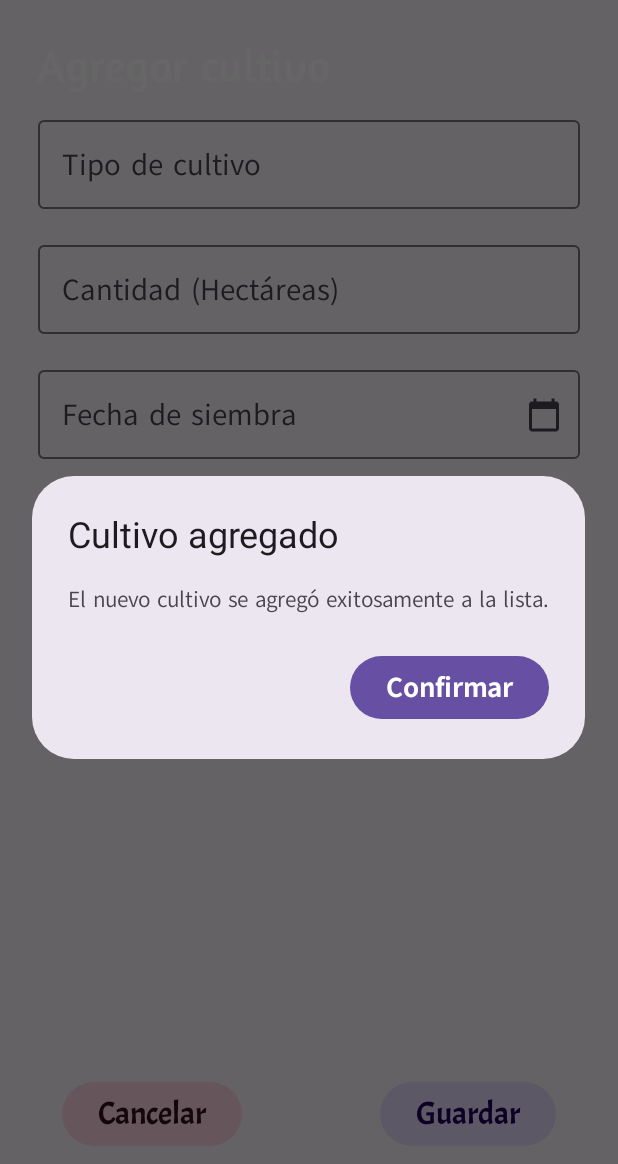
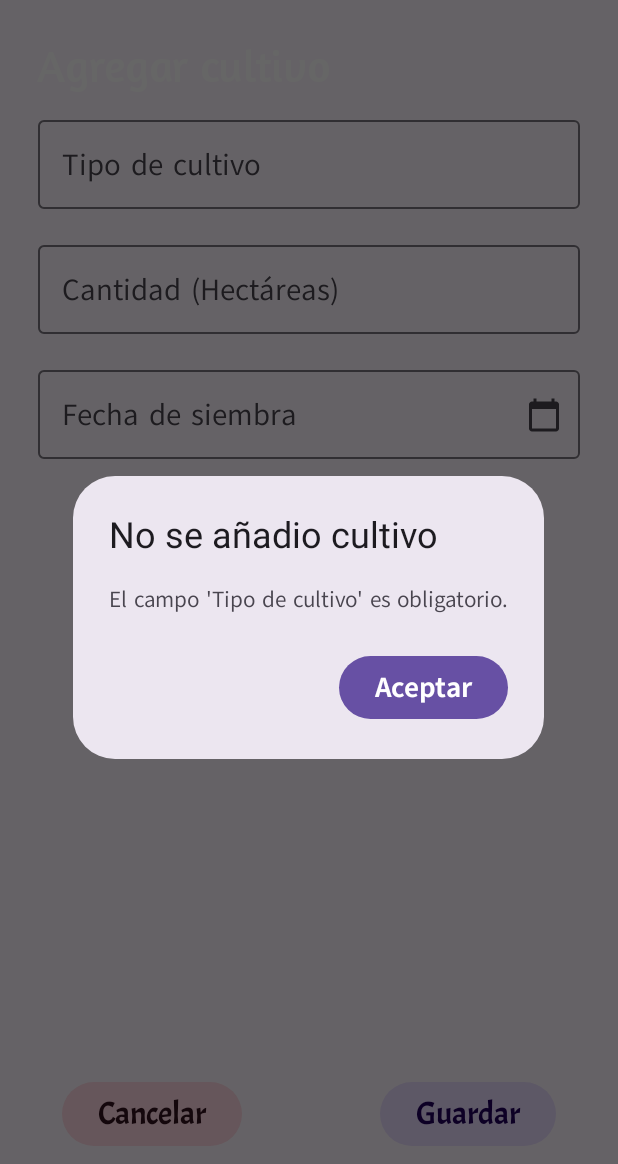
Before and after one commit to unmsm-jcrs/dsm-agrolink, an Android app built with Jetpack Compose: the composable AgregarCultivoActivity called with empty values, after a tap on "Guardar", on a phone screen of 412 x 824 dp. Shown: the top 1164 px of the screen. Run offline under Robolectric (Android 15) with nearby library versions, the phone set to English and light mode, and no system bars.

Commit message:
Validaciones cultivo y actividad

```diff
--- a/AgroLink/app/src/main/java/com/unmsm/agrolink/ui/AgregarCultivoActivity.kt
+++ b/AgroLink/app/src/main/java/com/unmsm/agrolink/ui/AgregarCultivoActivity.kt
@@ -36,6 +36,7 @@ fun AgregarCultivoActivity(
     var cantidad by remember { mutableStateOf("") }
     var fechaSiembra by remember { mutableStateOf("") }
     var showConfirmation by remember { mutableStateOf(false) }
+    var errorMessage by remember { mutableStateOf<String?>(null) }
 
     val context = LocalContext.current
     val calendar = Calendar.getInstance()
@@ -135,6 +136,15 @@ fun AgregarCultivoActivity(
                 )
                 CustomButton(
                     onClick = {
+                        // Validación de campos
+                        errorMessage = when {
+                            tipoCultivo.isBlank() -> "El campo 'Tipo de cultivo' es obligatorio."
+                            cantidad.isBlank() -> "El campo 'Cantidad (Hectáreas)' es obligatorio."
+                            fechaSiembra.isBlank() -> "El campo 'Fecha de siembra' es obligatorio."
+                            else -> null
+                        }
+
+                        if (errorMessage == null) {
                             cultivoViewModel.agregarCultivo(
                                 idUsuario = userId, // Usa el userId aquí
                                 tipoCultivo = tipoCultivo,
@@ -142,6 +152,7 @@ fun AgregarCultivoActivity(
                                 fechaSiembra = fechaSiembra
                             )
                             showConfirmation = true
+                        }
                     },
                     buttonText = "Guardar",
                     modifier = Modifier,
@@ -150,6 +161,20 @@ fun AgregarCultivoActivity(
                 )
             }
         }
+    }
+
+    // Mensaje de error
+    if (errorMessage != null) {
+        AlertDialog(
+            onDismissRequest = { errorMessage = null },
+            title = { Text("No se añadio cultivo") },
+            text = { Text(errorMessage ?: "") },
+            confirmButton = {
+                Button(onClick = { errorMessage = null }) {
+                    Text("Aceptar")
+                }
+            }
+        )
     }
 
     // Mensaje de confirmación
```
Also changed, not shown: AgroLink/app/src/main/java/com/unmsm/agrolink/ui/AgregarActividadActivity.kt (+22 -32 lines). Lines whose indentation alone changed are shown as unchanged.
